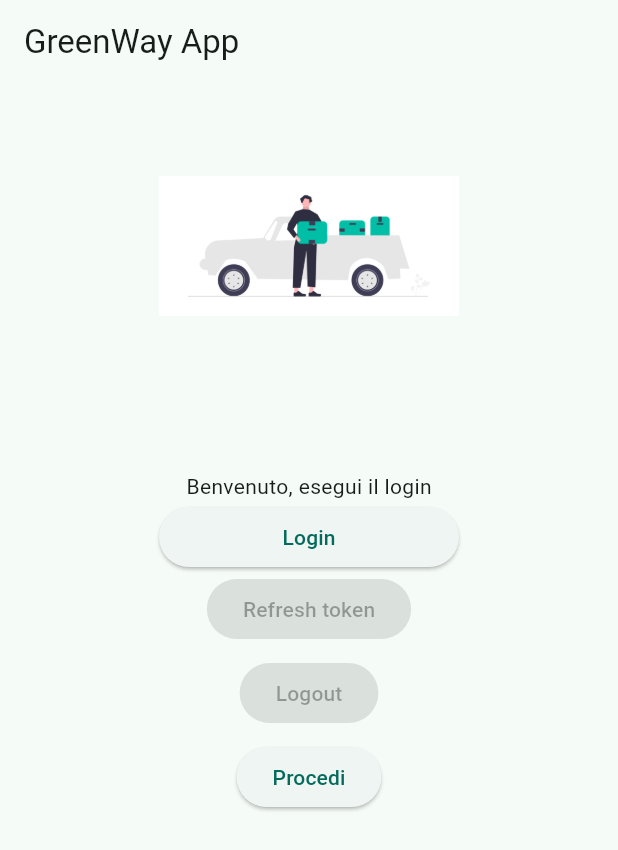
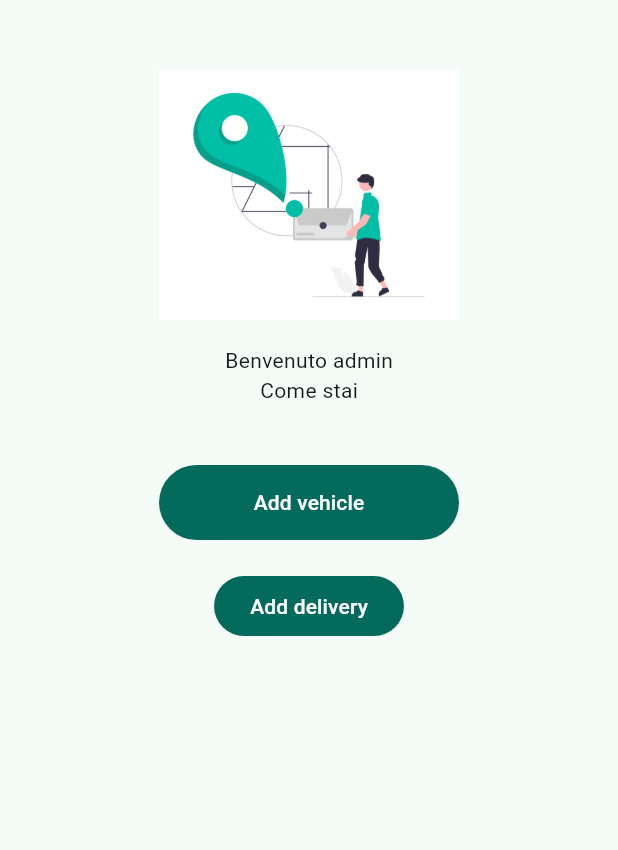
Before and after one commit to LuigiVessella/greenway, a Flutter app: the screen it shows after launch, on a phone screen of 412 x 824 dp. Shown: the top 850 px of the screen. Run offline on Flutter 3.47's test engine with Material 3 defaults, Android fonts, the phone set to English and light mode, and no system bars; our stand-ins replace flutter_dotenv, flutter_secure_storage; missing offline and left inert: flutter_appauth.

Commit message:
Some UI elements added

```diff
--- a/lib/config/themes/first_theme.dart
+++ b/lib/config/themes/first_theme.dart
@@ -2,10 +2,11 @@ import 'package:flutter/material.dart';
 
 final ThemeData firstAppTheme = ThemeData(
   useMaterial3: true,
-    primaryColor: Color.fromRGBO(0, 191, 166, 100),
+
+  primaryColor: const Color.fromRGBO(0, 191, 166, 100),
   // Define the default brightness and colors.
   colorScheme: ColorScheme.fromSeed(
-      seedColor: Color.fromRGBO(0, 191, 166, 100),
+    seedColor: const Color.fromRGBO(0, 191, 166, 100),
     // ···
     brightness: Brightness.light,
   ),
--- a/lib/main.dart
+++ b/lib/main.dart
@@ -1,19 +1,22 @@
 import 'package:flutter/material.dart';
 import 'package:flutter_dotenv/flutter_dotenv.dart';
 import 'package:greenway/config/themes/first_theme.dart';
+import 'package:greenway/presentation/pages/admin_page.dart';
 import 'package:greenway/presentation/pages/login_page.dart';
 
 Future<void> main() async {
-  runApp(MyApp());
+  runApp(const MyApp());
   await dotenv.load(fileName: "lib/config/auth/auth_client.env");
 }
 
 class MyApp extends StatelessWidget {
+  const MyApp({super.key});
+
   @override
   Widget build(BuildContext context) {
     return MaterialApp(
       theme: firstAppTheme,
-      home: const LoginPage(),
+      home: const AdminPage(),
     );
   }
 }
--- a/lib/presentation/pages/admin_page.dart
+++ b/lib/presentation/pages/admin_page.dart
@@ -1,15 +1,39 @@
+import 'package:flutter/cupertino.dart';
 import 'package:flutter/material.dart';
+import 'package:flutter/widgets.dart';
+import 'package:greenway/config/themes/first_theme.dart';
 
-class name extends StatefulWidget {
-  const name({super.key});
+class AdminPage extends StatelessWidget {
+  const AdminPage({super.key});
 
   @override
-  State<name> createState() => _nameState();
-}
-
-class _nameState extends State<name> {
-  @override
   Widget build(BuildContext context) {
-    return Container();
+    return MaterialApp(
+      theme: firstAppTheme,
+      home: Scaffold(
+          body: Center(
+        child: Column(children: <Widget>[
+          const SizedBox(
+            height: 30,
+          ),
+          Image.asset(
+            'lib/assets/welcome_page_image.png',
+            height: 200,
+            width: 200,
+          ),
+          const Text('Benvenuto admin'),
+          const Text('Come stai'),
+          const SizedBox(
+            height: 40,
+          ),
+           FilledButton(
+            onPressed: () {},
+            style: const ButtonStyle(minimumSize: MaterialStatePropertyAll(Size(200,50))),
+            child: const Text('Add vehicle'),),
+            const SizedBox(height: 20,),
+            FilledButton(onPressed: (){}, child: const Text('Add delivery'))
+        ]),
+      )),
+    );
   }
 }
--- a/lib/presentation/pages/login_page.dart
+++ b/lib/presentation/pages/login_page.dart
@@ -221,6 +221,7 @@ class _LoginPageState extends State<LoginPage> {
           response.accessTokenExpirationDateTime!.toIso8601String();
       _isLoggingComplete = true;
       _isBusy = false;
+
     });
   }
 
--- a/pubspec.yaml
+++ b/pubspec.yaml
@@ -39,6 +39,9 @@ dependencies:
   http: ^1.2.1
   flutter_secure_storage: ^9.0.0
   flutter_dotenv: ^5.1.0
+
+
+
 
 dev_dependencies:
   flutter_test:
```
Also changed, not shown: 3 other files. Lines whose indentation alone changed are shown as unchanged.
